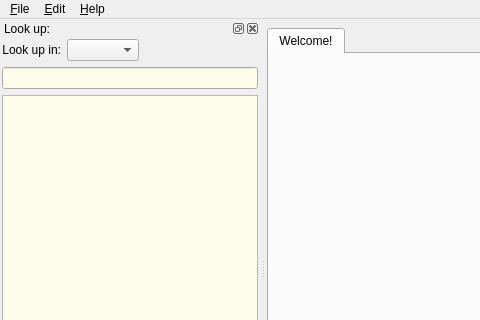
Qt form src/mainwindow.ui (goldendict/goldendict) before a commit; both pictures show x 0 to 480 and y 0 to 320 of the 653 by 538 pixel window.
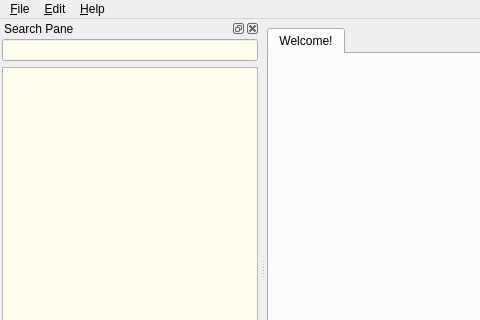
The same form after that commit. Custom widgets are drawn as their Qt base class.

Commit message: * Incorporate group selector into the search pane's titlebar, replacing the   original with it.

Diff of the .ui file:
```diff
--- a/src/mainwindow.ui
+++ b/src/mainwindow.ui
@@ -89,7 +89,7 @@
   <widget class="QStatusBar" name="statusbar"/>
   <widget class="QDockWidget" name="searchPane">
    <property name="windowTitle">
-    <string>Look up:</string>
+    <string>Search Pane</string>
    </property>
    <attribute name="dockWidgetArea">
     <number>1</number>
@@ -114,46 +114,6 @@
      <property name="bottomMargin">
       <number>1</number>
      </property>
-     <item>
-      <layout class="QHBoxLayout" name="horizontalLayout">
-       <item>
-        <widget class="QLabel" name="groupLabel">
-         <property name="text">
-          <string>Look up in:</string>
-         </property>
-         <property name="alignment">
-          <set>Qt::AlignRight|Qt::AlignTrailing|Qt::AlignVCenter</set>
-         </property>
-        </widget>
-       </item>
-       <item>
-        <widget class="GroupComboBox" name="groupList">
-         <property name="sizeAdjustPolicy">
-          <enum>QComboBox::AdjustToContents</enum>
-         </property>
-         <property name="duplicatesEnabled">
-          <bool>true</bool>
-         </property>
-         <property name="frame">
-          <bool>true</bool>
-         </property>
-        </widget>
-       </item>
-       <item>
-        <spacer name="horizontalSpacer">
-         <property name="orientation">
-          <enum>Qt::Horizontal</enum>
-         </property>
-         <property name="sizeHint" stdset="0">
-          <size>
-           <width>40</width>
-           <height>20</height>
-          </size>
-         </property>
-        </spacer>
-       </item>
-      </layout>
-     </item>
      <item>
       <widget class="QLineEdit" name="translateLine">
        <property name="minimumSize">
@@ -323,11 +283,6 @@
   </action>
  </widget>
  <customwidgets>
-  <customwidget>
-   <class>GroupComboBox</class>
-   <extends>QComboBox</extends>
-   <header>groupcombobox.hh</header>
-  </customwidget>
   <customwidget>
    <class>SearchPaneWidget</class>
    <extends>QWidget</extends>
```
The commit also changes 2 other files.
